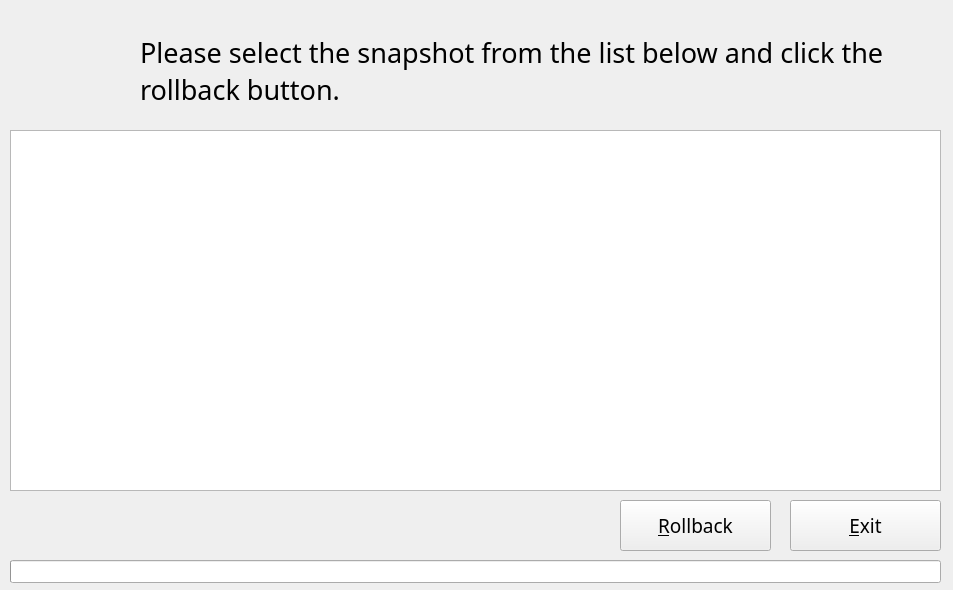
Qt form rollback/main_window.ui (theduckchannel/xerolinux-rollback-git) before a commit.
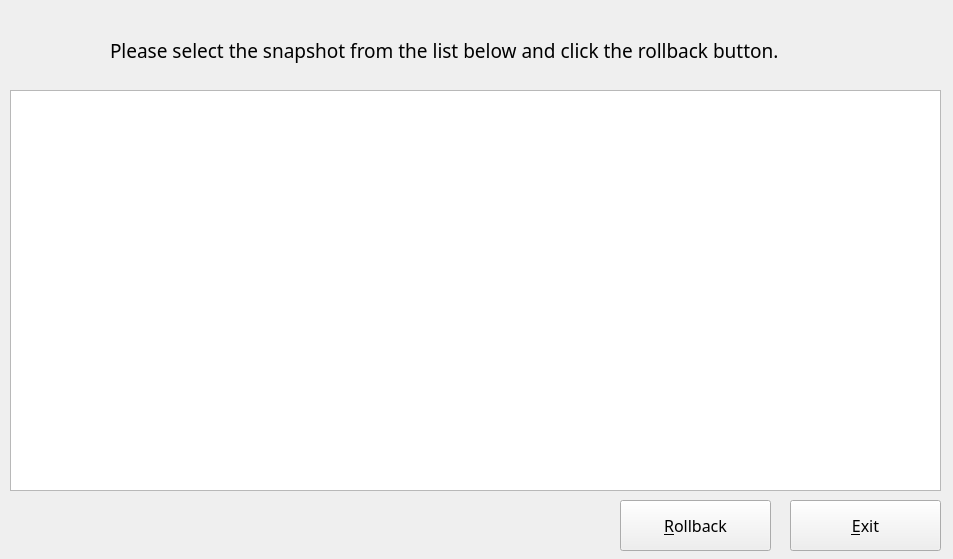
The same form after that commit. Icons and pictures are not drawn.

```diff
--- a/rollback/main_window.ui
+++ b/rollback/main_window.ui
@@ -10,7 +10,7 @@
     <x>0</x>
     <y>0</y>
     <width>953</width>
-    <height>590</height>
+    <height>559</height>
    </rect>
   </property>
   <property name="windowTitle">
@@ -25,9 +25,9 @@
     <property name="geometry">
      <rect>
       <x>10</x>
-      <y>130</y>
+      <y>90</y>
       <width>931</width>
-      <height>361</height>
+      <height>401</height>
      </rect>
     </property>
     <property name="alternatingRowColors">
@@ -40,10 +40,10 @@
    <widget class="QLabel" name="logoLabel">
     <property name="geometry">
      <rect>
-      <x>0</x>
+      <x>10</x>
       <y>0</y>
-      <width>131</width>
-      <height>131</height>
+      <width>91</width>
+      <height>91</height>
      </rect>
     </property>
     <property name="text">
@@ -59,16 +59,16 @@
    <widget class="QLabel" name="mainLabel">
     <property name="geometry">
      <rect>
-      <x>140</x>
-      <y>30</y>
-      <width>801</width>
+      <x>110</x>
+      <y>10</y>
+      <width>711</width>
       <height>81</height>
      </rect>
     </property>
     <property name="font">
      <font>
       <family>Fira Code</family>
-      <pointsize>20</pointsize>
+      <pointsize>14</pointsize>
      </font>
     </property>
     <property name="text">
@@ -81,25 +81,6 @@
      <bool>true</bool>
     </property>
    </widget>
-   <widget class="QProgressBar" name="progressBar">
-    <property name="geometry">
-     <rect>
-      <x>10</x>
-      <y>560</y>
-      <width>931</width>
-      <height>23</height>
-     </rect>
-    </property>
-    <property name="autoFillBackground">
-     <bool>false</bool>
-    </property>
-    <property name="value">
-     <number>0</number>
-    </property>
-    <property name="format">
-     <string/>
-    </property>
-   </widget>
    <widget class="QPushButton" name="okPushButton">
     <property name="geometry">
      <rect>
@@ -112,7 +93,7 @@
     <property name="font">
      <font>
       <family>Fira Code Medium</family>
-      <pointsize>14</pointsize>
+      <pointsize>12</pointsize>
      </font>
     </property>
     <property name="text">
@@ -141,7 +122,7 @@
     <property name="font">
      <font>
       <family>Fira Code Medium</family>
-      <pointsize>14</pointsize>
+      <pointsize>12</pointsize>
      </font>
     </property>
     <property name="text">
```
Left out of the diff: 4 changed lines with no effect on the pictures.
